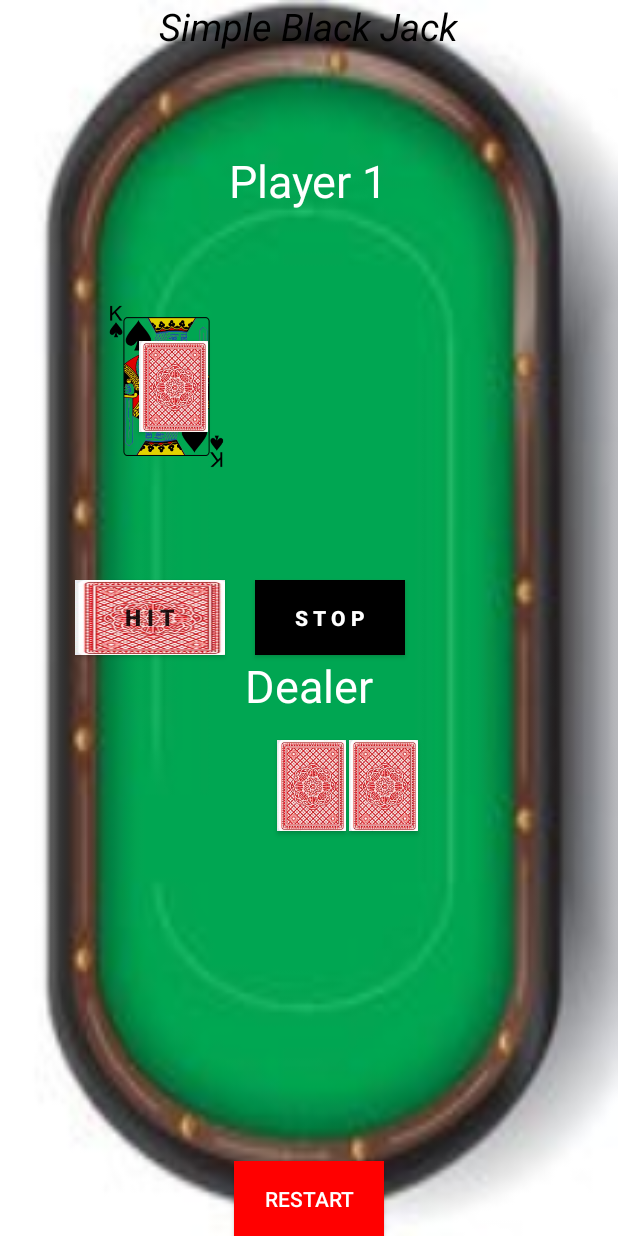
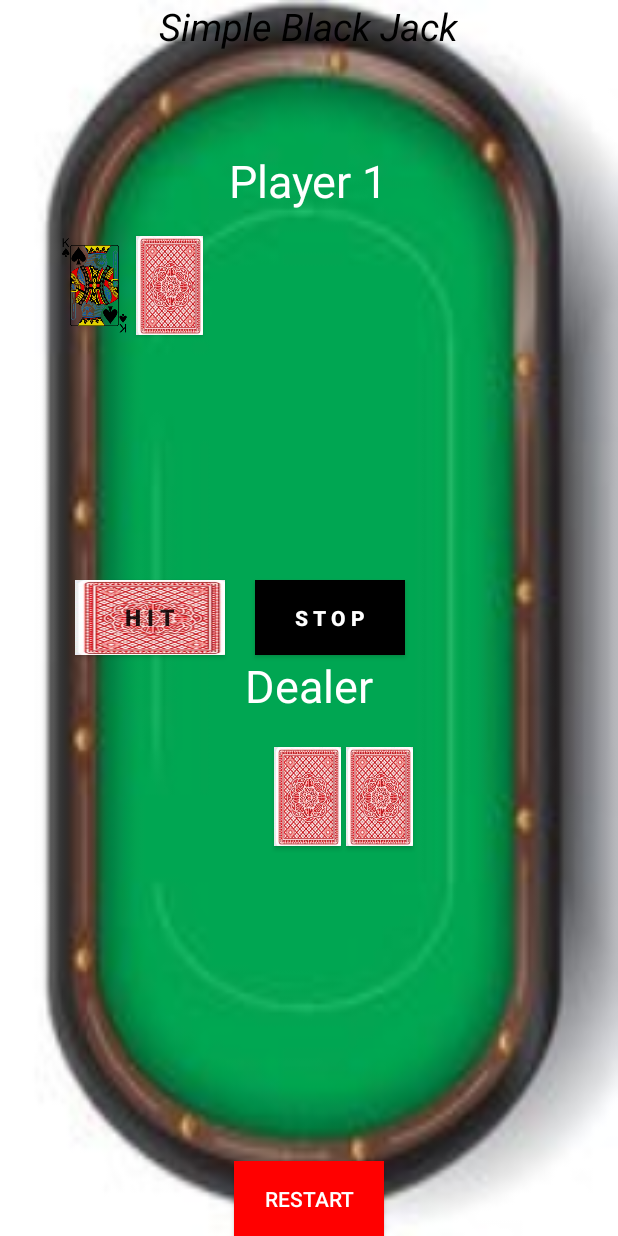
Before and after one commit to jdbennett94/SimpleBlackJack, an Android app: the GameActivity screen opened directly, with no data from a screen before it, on a phone screen of 412 x 824 dp. Run offline under Robolectric (Android 15) with nearby library versions, the phone set to English and light mode, and no system bars.

Commit message:
hopefully cards wont chnage location

```diff
--- a/app/src/main/res/layout/activity_game.xml
+++ b/app/src/main/res/layout/activity_game.xml
@@ -83,40 +83,42 @@
         style="@style/Back_Card"
         android:layout_alignTop="@+id/player1text"
         android:layout_marginTop="-4dp"
-        android:layout_marginBottom="20dp"></Button>
+        android:layout_marginBottom="20dp">
+
+    </Button>
 
     <Button
         android:id="@+id/playercard2"
         style="@style/Back_Card"
-        android:layout_alignBaseline="@id/playercard1"
         android:layout_marginLeft="50dp"
-        android:layout_marginTop="95dp"
+        android:layout_alignTop="@+id/playercard1"
+
          ></Button>
 
     <Button
         android:id="@+id/playercard3"
         style="@style/Back_Card"
-        android:layout_alignBaseline="@id/playercard1"
+        android:layout_alignTop="@id/playercard1"
         android:layout_marginLeft="100dp"
-        android:layout_marginTop="95dp"
+
         android:visibility="invisible"
         ></Button>
 
     <Button
         android:id="@+id/playercard4"
         style="@style/Back_Card"
-        android:layout_alignBaseline="@id/playercard1"
+        android:layout_alignTop="@id/playercard1"
         android:layout_marginLeft="150dp"
-        android:layout_marginTop="95dp"
+
         android:visibility="invisible"
         ></Button>
 
     <Button
         android:id="@+id/playercard5"
         style="@style/Back_Card"
-        android:layout_alignBaseline="@id/playercard1"
+        android:layout_alignTop="@id/playercard1"
         android:layout_marginLeft="205dp"
-        android:layout_marginTop="95dp"
+
         android:visibility="invisible"
         ></Button>
 
--- a/app/src/main/res/values/styles.xml
+++ b/app/src/main/res/values/styles.xml
@@ -17,8 +17,8 @@
         <item name="android:textAlignment">center</item>
     </style>
     <style name="Back_Card">
-        <item name="android:layout_height">wrap_content</item>
-        <item name="android:layout_width">wrap_content</item>
+        <item name="android:layout_height">30mm</item>
+        <item name="android:layout_width">20mm</item>
         <item name="android:scaleX">0.35</item>
         <item name="android:scaleY">0.35</item>
         <item name="android:background">@drawable/back_of_card</item>
```
